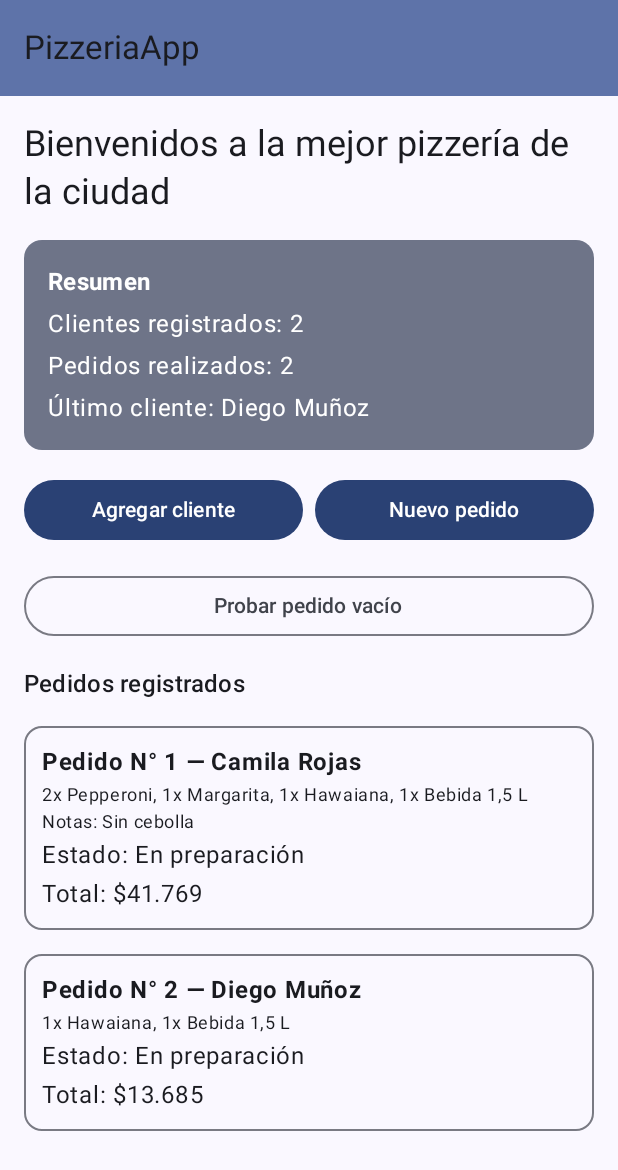
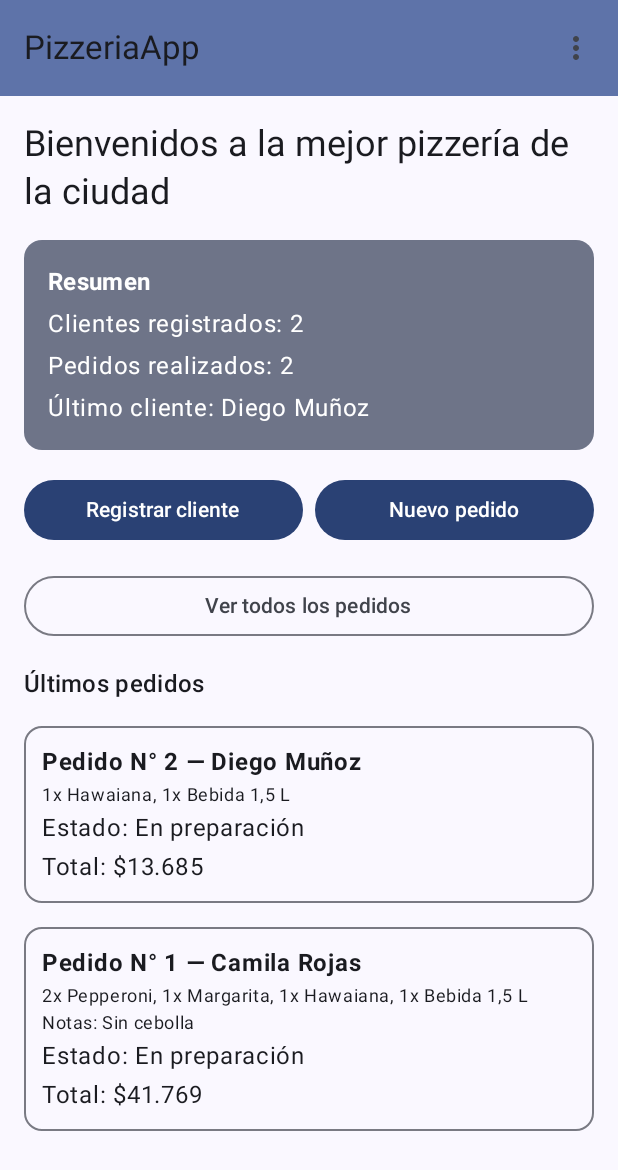
Before and after one commit to ambaraguilar93/PizzeriaApp, an Android app built with Jetpack Compose: the screen it shows after launch (MainActivity), on a phone screen of 412 x 824 dp. Shown: the top 1170 px of the screen. Run offline under Robolectric (Android 15) with nearby library versions, the phone set to English and light mode, and no system bars; our stand-ins replace livedata-compose.

Commit message:
Semana 6: menú desplegable, Fade In/Out con AnimatedVisibility, indicador de progreso y navegación

```diff
--- a/app/src/main/java/com/miempresa/pizzeriaapp/MainActivity.kt
+++ b/app/src/main/java/com/miempresa/pizzeriaapp/MainActivity.kt
@@ -2,13 +2,27 @@ package com.miempresa.pizzeriaapp
 
 import android.os.Bundle
 import androidx.activity.ComponentActivity
+import androidx.activity.compose.BackHandler
 import androidx.activity.compose.setContent
 import androidx.activity.enableEdgeToEdge
+import androidx.compose.animation.AnimatedVisibility
+import androidx.compose.animation.core.tween
+import androidx.compose.animation.fadeIn
+import androidx.compose.animation.fadeOut
+import androidx.compose.foundation.layout.*
+import androidx.compose.material3.*
 import androidx.compose.runtime.Composable
 import androidx.compose.runtime.getValue
 import androidx.compose.runtime.livedata.observeAsState
+import androidx.compose.ui.Alignment
+import androidx.compose.ui.Modifier
+import androidx.compose.ui.unit.dp
 import androidx.lifecycle.viewmodel.compose.viewModel
 import com.miempresa.pizzeriaapp.ui.theme.PizzeriaAppTheme
+
+// Duración de las animaciones (milisegundos).
+private const val DURACION_FADE_IN = 500
+private const val DURACION_FADE_OUT = 300
 
 class MainActivity : ComponentActivity() {
     override fun onCreate(savedInstanceState: Bundle?) {
@@ -22,16 +36,94 @@ class MainActivity : ComponentActivity() {
     }
 }
 
-// Conecta la lógica (ViewModel) con la UI (Compose).
+// Contenedor común: barra con menú, indicador de progreso y pantallas con Fade In/Out.
 @Composable
 fun AppPizzeria(pizzeriaViewModel: PizzeriaViewModel = viewModel()) {
     // observeAsState: cada vez que cambia el LiveData, la pantalla se redibuja sola.
     val estado by pizzeriaViewModel.estado.observeAsState(EstadoPizzeria())
 
-    PantallaResumen(
-        estado = estado,
-        alAgregarCliente = pizzeriaViewModel::agregarCliente,
-        alAgregarPedido = pizzeriaViewModel::agregarPedido,
-        alProbarError = pizzeriaViewModel::probarPedidoVacio
-    )
+    // Botón "atrás" del teléfono: fuera de Inicio vuelve en vez de cerrar la app.
+    BackHandler(enabled = estado.pantalla != Pantalla.INICIO) {
+        pizzeriaViewModel.volver()
+    }
+
+    Scaffold(
+        topBar = {
+            BarraSuperior(
+                pantalla = estado.pantalla,
+                alVolver = pizzeriaViewModel::volver,
+                alNavegar = { destino -> pizzeriaViewModel.navegarA(destino) }
+            )
+        }
+    ) { innerPadding ->
+        // Box: las pantallas se superponen, así la que sale se desvanece mientras aparece el loader.
+        Box(
+            modifier = Modifier
+                .fillMaxSize()
+                .padding(innerPadding)
+        ) {
+            // Una AnimatedVisibility por pantalla: solo es visible la actual, y solo cuando no está cargando.
+            // Al iniciar la app, Inicio parte oculta (cargando = true), por eso aparece con Fade In.
+            Pantalla.entries.forEach { pantalla ->
+                AnimatedVisibility(
+                    visible = !estado.cargando && estado.pantalla == pantalla,
+                    enter = fadeIn(animationSpec = tween(DURACION_FADE_IN)),
+                    exit = fadeOut(animationSpec = tween(DURACION_FADE_OUT))
+                ) {
+                    ContenidoPantalla(pantalla, estado, pizzeriaViewModel)
+                }
+            }
+
+            // Indicador de progreso con el mensaje de la pantalla que se está cargando.
+            AnimatedVisibility(
+                visible = estado.cargando,
+                enter = fadeIn(),
+                exit = fadeOut(),
+                modifier = Modifier.align(Alignment.Center)
+            ) {
+                IndicadorCarga(estado.mensajeCarga)
+            }
+        }
+    }
 }
+
+// Decide qué pantalla dibujar y le entrega sus datos y acciones.
+@Composable
+fun ContenidoPantalla(pantalla: Pantalla, estado: EstadoPizzeria, pizzeriaViewModel: PizzeriaViewModel) {
+    when (pantalla) {
+        Pantalla.INICIO -> PantallaResumen(
+            estado = estado,
+            alIrA = { destino -> pizzeriaViewModel.navegarA(destino) }
+        )
+        Pantalla.CLIENTES -> PantallaClientes(
+            clientes = estado.clientes,
+            mensaje = estado.mensaje,
+            alRegistrarCliente = { pizzeriaViewModel.navegarA(Pantalla.REGISTRO_CLIENTE) }
+        )
+        Pantalla.REGISTRO_CLIENTE -> PantallaRegistroCliente(
+            mensaje = estado.mensaje,
+            alGuardar = pizzeriaViewModel::registrarCliente
+        )
+        Pantalla.NUEVO_PEDIDO -> PantallaNuevoPedido(
+            clientes = estado.clientes,
+            catalogo = estado.catalogo,
+            mensaje = estado.mensaje,
+            alCrearPedido = pizzeriaViewModel::crearPedido
+        )
+        Pantalla.PEDIDOS -> PantallaPedidos(
+            pedidos = estado.pedidos,
+            mensaje = estado.mensaje,
+            alAvanzarEstado = pizzeriaViewModel::avanzarEstado
+        )
+        Pantalla.PRODUCTOS -> PantallaProductos(catalogo = estado.catalogo)
+    }
+}
+
+@Composable
+fun IndicadorCarga(mensaje: String) {
+    Column(horizontalAlignment = Alignment.CenterHorizontally) {
+        CircularProgressIndicator()
+        Spacer(Modifier.height(12.dp))
+        Text(mensaje, style = MaterialTheme.typography.bodyLarge)
+    }
+}
--- /dev/null
+++ b/app/src/main/java/com/miempresa/pizzeriaapp/MenuPrincipal.kt
@@ -0,0 +1,77 @@
+package com.miempresa.pizzeriaapp
+
+import androidx.compose.foundation.layout.Box
+import androidx.compose.material.icons.Icons
+import androidx.compose.material.icons.automirrored.filled.ArrowBack
+import androidx.compose.material.icons.automirrored.filled.List
+import androidx.compose.material.icons.filled.AddCircle
+import androidx.compose.material.icons.filled.Home
+import androidx.compose.material.icons.filled.MoreVert
+import androidx.compose.material.icons.filled.Person
+import androidx.compose.material.icons.filled.ShoppingCart
+import androidx.compose.material3.*
+import androidx.compose.runtime.*
+import androidx.compose.ui.graphics.vector.ImageVector
+
+// Opciones del menú, las pantallas que lleva, cómo se llaman y su ícono.
+data class OpcionMenu(val pantalla: Pantalla, val etiqueta: String, val icono: ImageVector)
+
+private val OPCIONES_MENU = listOf(
+    OpcionMenu(Pantalla.INICIO, "Inicio", Icons.Default.Home),
+    OpcionMenu(Pantalla.CLIENTES, "Clientes", Icons.Default.Person),
+    OpcionMenu(Pantalla.NUEVO_PEDIDO, "Nuevo pedido", Icons.Default.AddCircle),
+    OpcionMenu(Pantalla.PEDIDOS, "Pedidos", Icons.AutoMirrored.Filled.List),
+    OpcionMenu(Pantalla.PRODUCTOS, "Productos", Icons.Default.ShoppingCart)
+)
+
+// Barra superior común a todas las pantallas con título, flecha para volver y menú.
+@OptIn(ExperimentalMaterial3Api::class)
+@Composable
+fun BarraSuperior(
+    pantalla: Pantalla,
+    alVolver: () -> Unit,
+    alNavegar: (Pantalla) -> Unit
+) {
+    TopAppBar(
+        title = { Text(pantalla.titulo) },
+        navigationIcon = {
+            // En Inicio no hay a dónde volver, así que la flecha no se muestra.
+            if (pantalla != Pantalla.INICIO) {
+                IconButton(onClick = alVolver) {
+                    Icon(Icons.AutoMirrored.Filled.ArrowBack, contentDescription = "Volver")
+                }
+            }
+        },
+        actions = { MenuPrincipal(pantallaActual = pantalla, alElegir = alNavegar) },
+        colors = TopAppBarDefaults.topAppBarColors(
+            containerColor = MaterialTheme.colorScheme.primaryContainer
+        )
+    )
+}
+
+// Botón que abre el DropdownMenu con las funcionalidades principales.
+@Composable
+fun MenuPrincipal(pantallaActual: Pantalla, alElegir: (Pantalla) -> Unit) {
+    var abierto by remember { mutableStateOf(false) }
+
+    // el menú se despliega justo debajo del botón.
+    Box {
+        IconButton(onClick = { abierto = true }) {
+            Icon(Icons.Default.MoreVert, contentDescription = "Abrir menú")
+        }
+        DropdownMenu(expanded = abierto, onDismissRequest = { abierto = false }) {
+            OPCIONES_MENU.forEach { opcion ->
+                DropdownMenuItem(
+                    text = { Text(opcion.etiqueta) },
+                    leadingIcon = { Icon(opcion.icono, contentDescription = null) },
+                    onClick = {
+                        abierto = false
+                        alElegir(opcion.pantalla)
+                    },
+                    // La pantalla en la que estás aparece desactivada (en gris).
+                    enabled = opcion.pantalla != pantallaActual
+                )
+            }
+        }
+    }
+}
--- a/app/src/main/java/com/miempresa/pizzeriaapp/PantallaPedidos.kt
+++ b/app/src/main/java/com/miempresa/pizzeriaapp/PantallaPedidos.kt
@@ -54,7 +54,12 @@ fun TarjetaPedido(
     alAvanzarEstado: (() -> Unit)? = null
 ) {
     OutlinedCard(modifier = Modifier.fillMaxWidth()) {
-        Column(Modifier.padding(12.dp), verticalArrangement = Arrangement.spacedBy(2.dp)) {
+        Column(
+            modifier = Modifier
+                .fillMaxWidth()
+                .padding(12.dp),
+            verticalArrangement = Arrangement.spacedBy(2.dp)
+        ) {
             Text("Pedido N° ${pedido.id} — ${pedido.cliente.nombre}", fontWeight = FontWeight.Bold)
             Text(pedido.resumenProductos(), style = MaterialTheme.typography.bodySmall)
             pedido.notas?.let { Text("Notas: $it", style = MaterialTheme.typography.bodySmall) }
--- a/app/src/main/java/com/miempresa/pizzeriaapp/PantallaResumen.kt
+++ b/app/src/main/java/com/miempresa/pizzeriaapp/PantallaResumen.kt
@@ -5,52 +5,24 @@ import androidx.compose.foundation.rememberScrollState
 import androidx.compose.foundation.verticalScroll
 import androidx.compose.material3.*
 import androidx.compose.runtime.Composable
-import androidx.compose.ui.Alignment
 import androidx.compose.ui.Modifier
 import androidx.compose.ui.text.font.FontWeight
 import androidx.compose.ui.tooling.preview.Preview
 import androidx.compose.ui.unit.dp
-import com.miempresa.pizzeriaapp.modelo.Pedido
 import com.miempresa.pizzeriaapp.ui.theme.PizzeriaAppTheme
-import com.miempresa.pizzeriaapp.util.formatearPrecio
 
-// Pantalla inicial que recibe el estado y las acciones
-@OptIn(ExperimentalMaterial3Api::class)
+// Pantalla inicial: resumen, accesos rápidos y últimos pedidos.
 @Composable
 fun PantallaResumen(
     estado: EstadoPizzeria,
-    alAgregarCliente: () -> Unit,
-    alAgregarPedido: () -> Unit,
-    alProbarError: () -> Unit
+    alIrA: (Pantalla) -> Unit,
+    modifier: Modifier = Modifier
 ) {
-    Scaffold(
-        topBar = {
-            TopAppBar(
-                title = { Text("PizzeriaApp") },
-                colors = TopAppBarDefaults.topAppBarColors(
-                    containerColor = MaterialTheme.colorScheme.primaryContainer
-                )
-            )
-        }
-    ) { innerPadding ->
-        if (estado.cargando) {
-            // Se muestra mientras la corrutina del ViewModel carga los datos.
     Column(
-                modifier = Modifier.fillMaxSize().padding(innerPadding),
-                verticalArrangement = Arrangement.Center,
-                horizontalAlignment = Alignment.CenterHorizontally
-            ) {
-                CircularProgressIndicator()
-                Spacer(Modifier.height(12.dp))
-                Text("Cargando datos…")
-            }
-        } else {
-            Column(
-                modifier = Modifier
+        modifier = modifier
             .fillMaxSize()
-                    .padding(innerPadding)
-                    .padding(16.dp)
-                    .verticalScroll(rememberScrollState()),
+            .verticalScroll(rememberScrollState())
+            .padding(16.dp),
         verticalArrangement = Arrangement.spacedBy(16.dp)
     ) {
         Text(
@@ -61,27 +33,26 @@ fun PantallaResumen(
         TarjetaResumen(estado)
 
         Row(horizontalArrangement = Arrangement.spacedBy(8.dp)) {
-                    Button(onClick = alAgregarCliente, modifier = Modifier.weight(1f)) {
-                        Text("Agregar cliente")
+            Button(onClick = { alIrA(Pantalla.REGISTRO_CLIENTE) }, modifier = Modifier.weight(1f)) {
+                Text("Registrar cliente")
             }
-                    Button(onClick = alAgregarPedido, modifier = Modifier.weight(1f)) {
+            Button(onClick = { alIrA(Pantalla.NUEVO_PEDIDO) }, modifier = Modifier.weight(1f)) {
                 Text("Nuevo pedido")
             }
         }
-                OutlinedButton(onClick = alProbarError, modifier = Modifier.fillMaxWidth()) {
-                    Text("Probar pedido vacío")
+        OutlinedButton(onClick = { alIrA(Pantalla.PEDIDOS) }, modifier = Modifier.fillMaxWidth()) {
+            Text("Ver todos los pedidos")
         }
 
         estado.mensaje?.let { MensajeEstado(it) }
 
-                Text("Pedidos registrados", style = MaterialTheme.typography.titleMedium)
-                estado.pedidos.forEach { pedido -> TarjetaPedido(pedido) }
-            }
-        }
+        Text("Últimos pedidos", style = MaterialTheme.typography.titleMedium)
+        // Los 3 más recientes primero; el botón de avanzar estado está en la pantalla Pedidos.
+        estado.pedidos.takeLast(3).reversed().forEach { pedido -> TarjetaPedido(pedido) }
     }
 }
 
-// Mensaje de resumen solicitado (total de clientes, total de pedidos y último cliente).
+// Mensaje de resumen (total de clientes, total de pedidos y último cliente).
 @Composable
 fun TarjetaResumen(estado: EstadoPizzeria) {
     Card(
@@ -97,7 +68,7 @@ fun TarjetaResumen(estado: EstadoPizzeria) {
     }
 }
 
-// Mensaje de la última acción
+// Mensaje de la última acción (en rojo si es un error).
 @Composable
 fun MensajeEstado(mensaje: String) {
     val esError = mensaje.startsWith("Error")
@@ -119,9 +90,7 @@ fun PantallaResumenPreview() {
                 totalPedidos = 2,
                 ultimoCliente = "Diego Muñoz"
             ),
-            alAgregarCliente = {},
-            alAgregarPedido = {},
-            alProbarError = {}
+            alIrA = {}
         )
     }
 }
```
Also changed, not shown: app/src/main/java/com/miempresa/pizzeriaapp/PizzeriaViewModel.kt (+0 -36 lines). Lines whose indentation alone changed are shown as unchanged.
